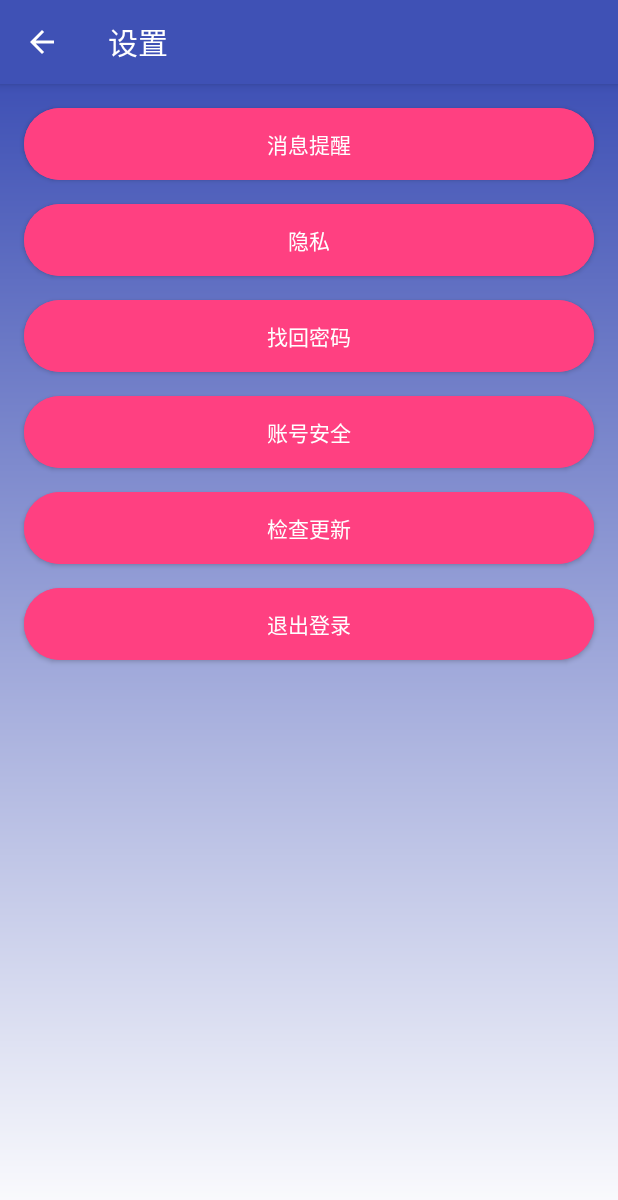
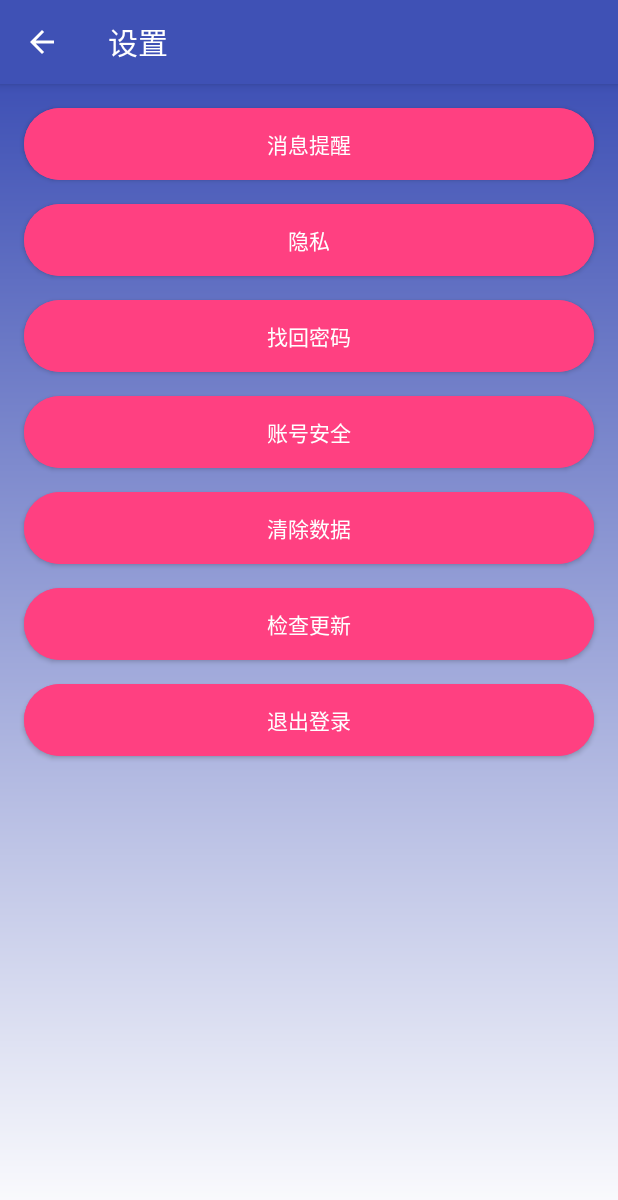
Before and after one commit to Qunter/MyMap, an Android app: the SettingActivity screen opened directly, with no data from a screen before it, after a tap on "账号安全", on a phone screen of 412 x 824 dp. Shown: the top 1200 px of the screen. Run offline under Robolectric (Android 15) with nearby library versions, the phone set to English and light mode, and no system bars; our stand-ins replace ButterKnife; 1 statement that could not run was skipped.

```diff
--- a/app/src/main/java/com/yufa/mymap/UI/SettingActivity.java
+++ b/app/src/main/java/com/yufa/mymap/UI/SettingActivity.java
@@ -1,8 +1,8 @@
 package com.yufa.mymap.UI;
 
-import android.os.Bundle;
 import android.view.View;
 import android.widget.Button;
+
 
 import com.yufa.mymap.R;
 
@@ -26,6 +26,8 @@ public class SettingActivity extends BaseActivity {
     Button settingUpdate;
     @BindView(R.id.setting_outlogin)
     Button settingOutlogin;
+    @BindView(R.id.setting_clean)
+    Button settingClean;
 
     @Override
     public void initViews() {
@@ -34,21 +36,58 @@ public class SettingActivity extends BaseActivity {
         ButterKnife.bind(this);
     }
 
-    @OnClick({R.id.setting_notification, R.id.setting_privacy, R.id.setting_retrieve, R.id.setting_security, R.id.setting_update, R.id.setting_outlogin})
+    @OnClick({R.id.setting_notification, R.id.setting_privacy, R.id.setting_retrieve, R.id.setting_security,R.id.setting_clean, R.id.setting_update, R.id.setting_outlogin})
     public void onClick(View view) {
         switch (view.getId()) {
             case R.id.setting_notification:
+                notification();
                 break;
             case R.id.setting_privacy:
+                privacy();
                 break;
             case R.id.setting_retrieve:
+                retrieve();
                 break;
             case R.id.setting_security:
+                security();
+                break;
+            case R.id.setting_clean:
+                clean();
                 break;
             case R.id.setting_update:
+                update();
                 break;
             case R.id.setting_outlogin:
+                outLogin();
                 break;
         }
     }
+
+    private void notification() {
+
+    }
+    private void privacy(){
+
+    }
+
+    private void retrieve() {
+
+    }
+
+    private void security() {
+
+    }
+
+    private void update() {
+
+    }
+
+    private void outLogin() {
+
+    }
+
+    private void clean() {
+
+    }
+
 }
--- a/app/src/main/res/layout/activity_setting.xml
+++ b/app/src/main/res/layout/activity_setting.xml
@@ -56,6 +56,17 @@
         android:layout_marginRight="16dp"
         android:layout_marginTop="16dp"
         android:background="@drawable/button_background"
+        android:id="@+id/setting_clean"
+        android:text="清除数据"
+        android:textColor="@color/colorWhite"/>
+
+    <Button
+        android:layout_width="match_parent"
+        android:layout_height="wrap_content"
+        android:layout_marginLeft="16dp"
+        android:layout_marginRight="16dp"
+        android:layout_marginTop="16dp"
+        android:background="@drawable/button_background"
         android:id="@+id/setting_update"
         android:text="检查更新"
         android:textColor="@color/colorWhite" />
--- a/app/src/main/res/layout/activity_userinfo.xml
+++ b/app/src/main/res/layout/activity_userinfo.xml
@@ -36,6 +36,7 @@
             android:layout_marginLeft="16dp"
             android:layout_marginRight="16dp"
             android:background="@drawable/button_background"
+            android:id="@+id/userinfo_username"
             android:textColor="@color/colorWhite"
             android:text="账号：18079733121"/>
 
@@ -47,6 +48,7 @@
             android:layout_marginLeft="16dp"
             android:layout_marginRight="16dp"
             android:background="@drawable/button_background"
+            android:id="@+id/userinfo_shortcall"
             android:textColor="@color/colorWhite"
             android:text="昵称：错觉" />
 
@@ -58,6 +60,7 @@
             android:layout_marginLeft="16dp"
             android:layout_marginRight="16dp"
             android:background="@drawable/button_background"
+            android:id="@+id/userinfo_personality"
             android:textColor="@color/colorWhite"
             android:text="个性签名：朋友多，就是好！"/>
         <TextView
@@ -68,6 +71,7 @@
             android:layout_marginLeft="16dp"
             android:layout_marginRight="16dp"
             android:background="@drawable/button_background"
+            android:id="@+id/userinfo_address"
             android:textColor="@color/colorWhite"
             android:text="我的地址：江西省南昌市青山湖区紫阳大道115号"/>
         <TextView
--- a/app/src/main/res/layout/dialog_edituserinfo.xml
+++ b/app/src/main/res/layout/dialog_edituserinfo.xml
@@ -9,6 +9,8 @@
     <android.support.design.widget.TextInputLayout
         android:layout_width="match_parent"
         android:layout_height="wrap_content"
+        android:layout_marginLeft="16dp"
+        android:layout_marginRight="16dp"
         android:id="@+id/edituserinfo_username"
         app:errorEnabled="true"
         app:hintEnabled="true">
@@ -21,6 +23,8 @@
     <android.support.design.widget.TextInputLayout
         android:layout_width="match_parent"
         android:layout_height="wrap_content"
+        android:layout_marginLeft="16dp"
+        android:layout_marginRight="16dp"
         android:id="@+id/edituserinfo_personality"
         app:errorEnabled="true"
         app:hintEnabled="true">
@@ -33,6 +37,8 @@
     <android.support.design.widget.TextInputLayout
         android:layout_width="match_parent"
         android:layout_height="wrap_content"
+        android:layout_marginLeft="16dp"
+        android:layout_marginRight="16dp"
         android:id="@+id/edituserinfo_address"
         app:errorEnabled="true"
         app:hintEnabled="true">
--- a/app/src/main/res/layout/dialog_userinfo.xml
+++ b/app/src/main/res/layout/dialog_userinfo.xml
@@ -3,6 +3,7 @@
     android:layout_width="match_parent"
     android:layout_height="wrap_content"
     android:gravity="center_horizontal"
+    android:layout_margin="16dp"
     android:orientation="vertical" >
 
     <LinearLayout
```
Also changed, not shown: app/src/main/java/com/yufa/mymap/Entity/EditUser.java (added, +44 -0 lines), app/src/main/java/com/yufa/mymap/UI/UserInfoActivity.java (+50 -15 lines).
